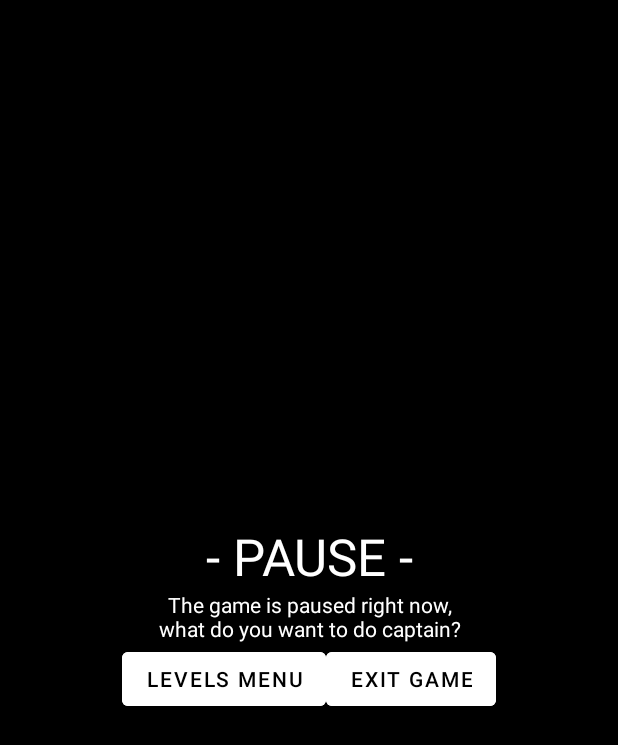
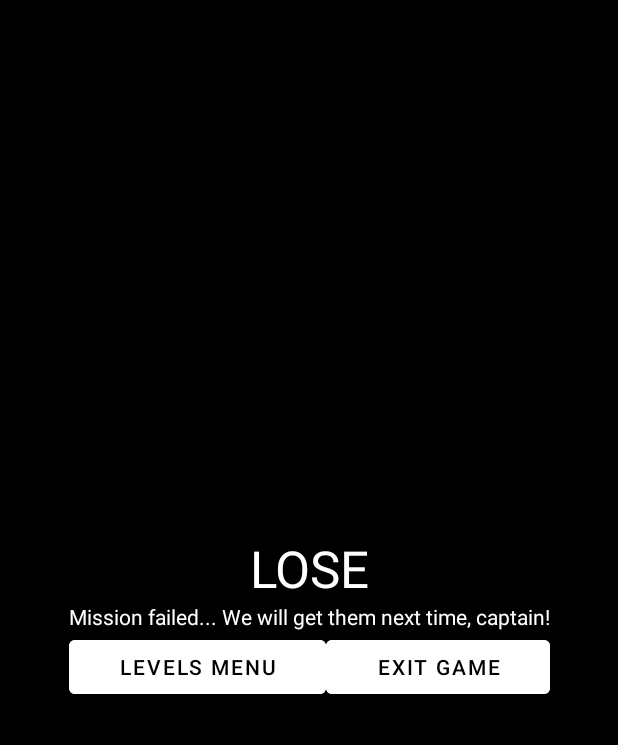
Before and after one commit to aantonb2018/DADM_21-22_parejaA_P3, an Android app: the fragment ResultFragment placed in its activity, on a phone screen of 412 x 824 dp. Shown: the top 745 px of the screen. Run offline under Robolectric (Android 15) with nearby library versions, the phone set to English and light mode, and no system bars.

Commit message:
MinimumGame Commit

```diff
--- a/app/src/main/java/com/example/dadm_21_22_parejaa_p3/ScaffoldActivity.java
+++ b/app/src/main/java/com/example/dadm_21_22_parejaa_p3/ScaffoldActivity.java
@@ -19,6 +19,8 @@ public class ScaffoldActivity extends AppCompatActivity {
 
     private SoundManager soundManager;
 
+    private boolean result;
+
     @Override
     protected void onCreate(Bundle savedInstanceState) {
         super.onCreate(savedInstanceState);
@@ -39,17 +41,23 @@ public class ScaffoldActivity extends AppCompatActivity {
 
     public void startGame() {
         // Navigate the the game fragment, which makes the start automatically
+        soundManager.changeTheme(1);
         navigateToFragment(new GameFragment());
     }
 
-    public void resultGame() {
+    public void resultGame(boolean newResult) {
         // Navigate the the game fragment, which makes the start automatically
+        result = newResult;
         navigateToFragment(new ResultFragment());
     }
 
     public void exitGame() {
         // Navigate the the game fragment, which makes the start automatically
         navigateToFragment(new MainMenuFragment());
+    }
+
+    public boolean getResult(){
+        return result;
     }
 
     private void navigateToFragment(BaseFragment dst) {
--- a/app/src/main/java/com/example/dadm_21_22_parejaa_p3/counter/GameFragment.java
+++ b/app/src/main/java/com/example/dadm_21_22_parejaa_p3/counter/GameFragment.java
@@ -83,7 +83,7 @@ public class GameFragment extends BaseFragment implements View.OnClickListener {
             theGameEngine.stopGame();
             ((ScaffoldActivity)getActivity()).navigateBack();
         }else if(v.getId() == R.id.btn_levels){
-            ((ScaffoldActivity)getActivity()).resultGame();
+            //((ScaffoldActivity)getActivity()).resultGame();
         }
     }
 
--- a/app/src/main/java/com/example/dadm_21_22_parejaa_p3/counter/ResultFragment.java
+++ b/app/src/main/java/com/example/dadm_21_22_parejaa_p3/counter/ResultFragment.java
@@ -9,6 +9,7 @@ import android.view.View;
 import android.view.ViewGroup;
 import android.view.animation.Animation;
 import android.view.animation.AnimationUtils;
+import android.widget.TextView;
 
 import com.example.dadm_21_22_parejaa_p3.BaseFragment;
 import com.example.dadm_21_22_parejaa_p3.R;
@@ -27,8 +28,18 @@ public class ResultFragment extends BaseFragment implements View.OnClickListener
 
     @Override
     public void onViewCreated(View view, Bundle savedInstanceState) {
-        super.onViewCreated(view, savedInstanceState);
+        super.onViewCreated(view, savedInstanceState);//result_title
         view.findViewById(R.id.btn_resultExit).setOnClickListener(this);
+        TextView titulo = (TextView) view.findViewById(R.id.result_title);
+        TextView info = (TextView) view.findViewById(R.id.result_info);
+        if(((ScaffoldActivity)getActivity()).getResult()){
+            titulo.setText("VICTORY");
+            info.setText("A total success! Great job on this mission, captain!");
+        }else{
+            titulo.setText("LOSE");
+            info.setText("Mission failed... We will get them next time, captain!");
+        }
+
     }
 
     @Override
--- a/app/src/main/java/com/example/dadm_21_22_parejaa_p3/engine/GameEngine.java
+++ b/app/src/main/java/com/example/dadm_21_22_parejaa_p3/engine/GameEngine.java
@@ -200,11 +200,14 @@ public class GameEngine {
     public void increaseScore(int increase){
         score += increase;
         if(score > 100){
-            ((ScaffoldActivity)mainActivity).resultGame();
+            ((ScaffoldActivity)mainActivity).resultGame(true);
         }
     }
 
     public void setHealth(int newHealth){
         health = newHealth;
+        if(health < 1){
+            ((ScaffoldActivity)mainActivity).resultGame(false);
+        }
     }
 }
--- a/app/src/main/java/com/example/dadm_21_22_parejaa_p3/sound/SoundManager.java
+++ b/app/src/main/java/com/example/dadm_21_22_parejaa_p3/sound/SoundManager.java
@@ -14,13 +14,16 @@ import java.util.HashMap;
 public final class SoundManager {
 
 	private static final int MAX_STREAMS = 10;
-	private static final float DEFAULT_MUSIC_VOLUME = 0.6f;
+	private static final float DEFAULT_MUSIC_VOLUME = 0.4f;
 
 	private HashMap<GameEvent, Integer> soundsMap;
 
 	private Context context;
 	private SoundPool soundPool;
 	private MediaPlayer bgPlayer;
+
+	private String themes[] = {"sfx/bgm_menu.mp3", "sfx/bgm_levelone.mp3", "sfx/bgm_leveltwo.mp3", "sfx/bgm_victory.mp3", "sfx/bgm_lose.mp3"};
+	private int themeSelect = 0;
 
 	public SoundManager(Context context) {
 		this.context = context;
@@ -50,16 +53,16 @@ public final class SoundManager {
 	private void loadSounds() {
 		createSoundPool();
 		soundsMap = new HashMap<GameEvent, Integer>();
-		loadEventSound(context, GameEvent.AsteroidHit, "Asteroid_explosion_1.wav");
-		loadEventSound(context, GameEvent.SpaceshipHit, "Spaceship_explosion.wav");
-		loadEventSound(context, GameEvent.LaserFired, "Laser_shoot.wav");
+		loadEventSound(context, GameEvent.AsteroidHit, "sfx_boom.wav");
+		loadEventSound(context, GameEvent.SpaceshipHit, "sfx_hit.wav");
+		loadEventSound(context, GameEvent.LaserFired, "sfx_blaster.wav");
 	}
 
 	private void loadMusic() {
 		try {
 			// Important to not reuse it. It can be on a strange state
 			bgPlayer = new MediaPlayer();
-			AssetFileDescriptor afd = context.getAssets().openFd("sfx/Riccardo_Colombo_-_11_-_Something_mental.mp3");
+			AssetFileDescriptor afd = context.getAssets().openFd(themes[themeSelect]);
 			bgPlayer.setDataSource(afd.getFileDescriptor(),
 					afd.getStartOffset(), afd.getLength());
 			bgPlayer.setLooping(true);
@@ -98,4 +101,10 @@ public final class SoundManager {
 		bgPlayer.stop();
 		bgPlayer.release();
 	}
+
+	public void changeTheme(int newTheme){
+		themeSelect = newTheme;
+		unloadMusic();
+		loadMusic();
+	}
 }
```
Also changed, not shown: 1 other file.
